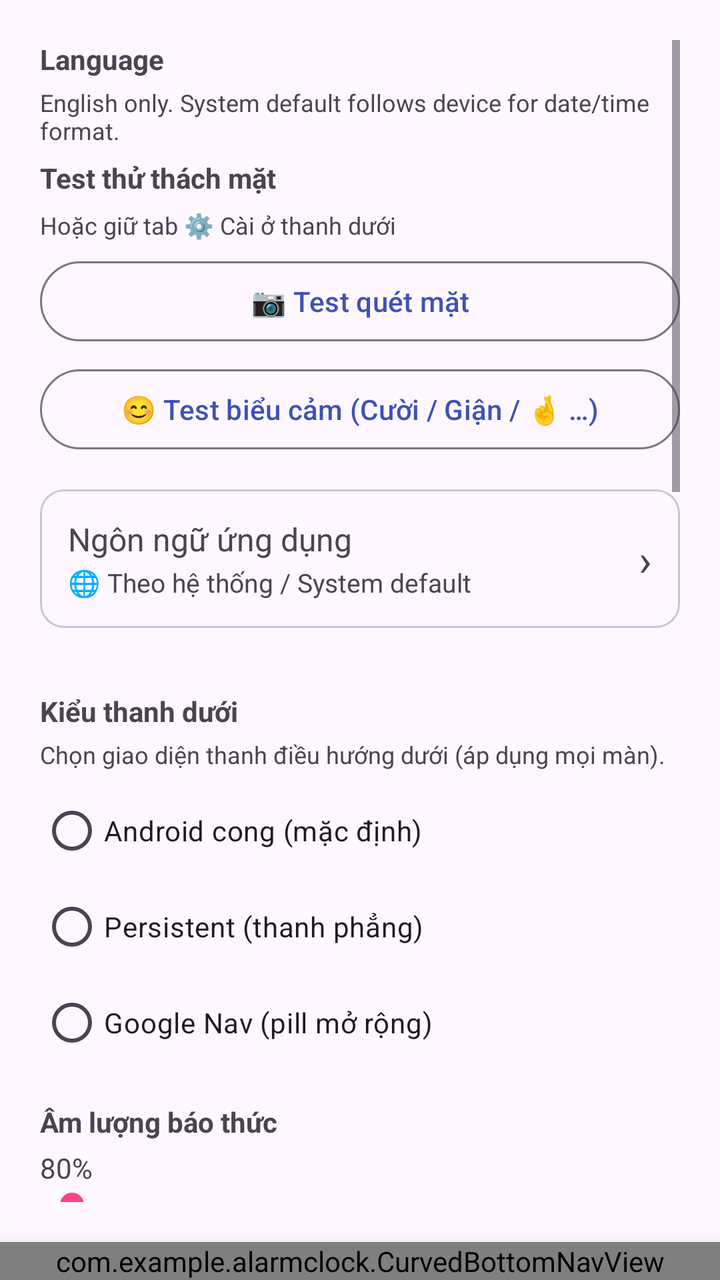
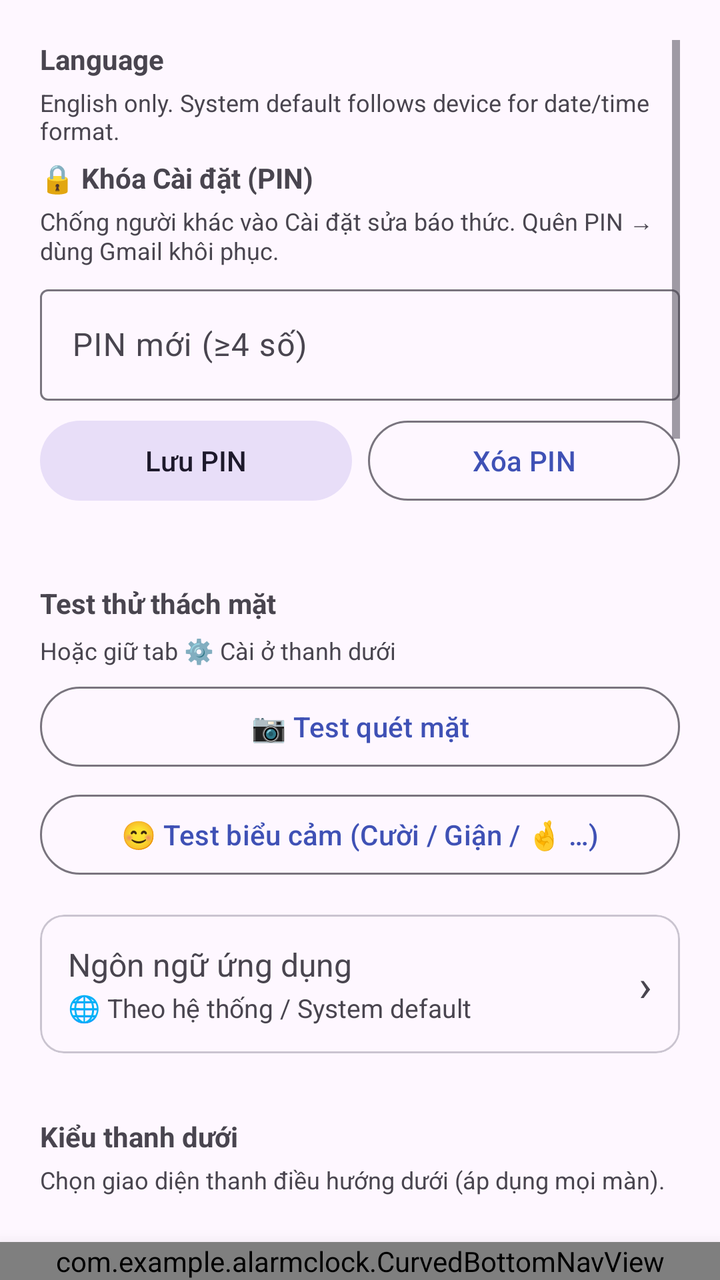

Compare the two renders of this Android layout. The source of the first and the diff that turns it into the second are given below.
<!-- AndroidManifest.xml: activity theme Theme.AlarmClock -->
<!-- res/layout/activity_settings.xml -->
<?xml version="1.0" encoding="utf-8"?>
<LinearLayout xmlns:android="http://schemas.android.com/apk/res/android"
    android:layout_width="match_parent"
    android:layout_height="match_parent"
    android:orientation="vertical">
    <ScrollView
        android:layout_width="match_parent"
        android:layout_height="0dp"
        android:layout_weight="1"
        android:padding="20dp">
    <LinearLayout
        android:layout_width="match_parent"
        android:layout_height="wrap_content"
        android:orientation="vertical">

        <TextView android:layout_width="match_parent" android:layout_height="wrap_content"
            android:text="@string/lang_section" android:textStyle="bold" android:layout_marginBottom="4dp"/>
        <TextView android:layout_width="match_parent" android:layout_height="wrap_content"
            android:text="@string/lang_hint"
            android:textSize="12sp" android:textColor="?android:attr/textColorSecondary"
            android:layout_marginBottom="6dp"/>
        
        
        <TextView
            android:layout_width="match_parent"
            android:layout_height="wrap_content"
            android:text="Test thử thách mặt"
            android:textStyle="bold"
            android:layout_marginBottom="6dp"/>
        <TextView
            android:layout_width="match_parent"
            android:layout_height="wrap_content"
            android:text="Hoặc giữ tab ⚙️ Cài ở thanh dưới"
            android:textSize="12sp"
            android:textColor="?android:attr/textColorSecondary"
            android:layout_marginBottom="6dp"/>
        <com.google.android.material.button.MaterialButton
            android:id="@+id/btnTestFace"
            android:layout_width="match_parent"
            android:layout_height="wrap_content"
            android:text="📷 Test quét mặt"
            android:layout_marginBottom="6dp"
            style="@style/Widget.Material3.Button.OutlinedButton"/>
        <com.google.android.material.button.MaterialButton
            android:id="@+id/btnTestExpr"
            android:layout_width="match_parent"
            android:layout_height="wrap_content"
            android:text="😊 Test biểu cảm (Cười / Giận / 🤞 …)"
            android:layout_marginBottom="16dp"
            style="@style/Widget.Material3.Button.OutlinedButton"/>

<com.google.android.material.card.MaterialCardView
            android:id="@+id/cardLanguage"
            android:layout_width="match_parent"
            android:layout_height="wrap_content"
            android:layout_marginBottom="20dp"
            android:clickable="true"
            android:focusable="true"
            android:foreground="?attr/selectableItemBackground">
            <LinearLayout
                android:layout_width="match_parent"
                android:layout_height="wrap_content"
                android:orientation="horizontal"
                android:padding="14dp"
                android:gravity="center_vertical">
                <LinearLayout
                    android:layout_width="0dp"
                    android:layout_height="wrap_content"
                    android:layout_weight="1"
                    android:orientation="vertical">
                    <TextView
                        android:id="@+id/tvLanguageTitle"
                        android:layout_width="match_parent"
                        android:layout_height="wrap_content"
                        android:text="@string/lang_app"
                        android:textSize="16sp"/>
                    <TextView
                        android:id="@+id/tvLanguageValue"
                        android:layout_width="match_parent"
                        android:layout_height="wrap_content"
                        android:text="@string/lang_system"
                        android:textSize="13sp"
                        android:textColor="?android:attr/textColorSecondary"
                        android:layout_marginTop="2dp"/>
                </LinearLayout>
                <TextView
                    android:layout_width="wrap_content"
                    android:layout_height="wrap_content"
                    android:text="›"
                    android:textSize="22sp"
                    android:textColor="?android:attr/textColorSecondary"/>
            </LinearLayout>
        </com.google.android.material.card.MaterialCardView>


        
        <TextView android:layout_width="match_parent" android:layout_height="wrap_content"
            android:text="@string/nav_style_title" android:textStyle="bold"
            android:layout_marginTop="12dp" android:layout_marginBottom="4dp"/>
        <TextView android:layout_width="match_parent" android:layout_height="wrap_content"
            android:text="@string/nav_style_hint"
            android:textSize="12sp" android:textColor="?android:attr/textColorSecondary"
            android:layout_marginBottom="6dp"/>
        <RadioGroup android:id="@+id/rgNavStyle" android:layout_width="match_parent"
            android:layout_height="wrap_content" android:orientation="vertical"
            android:layout_marginBottom="16dp">
            <RadioButton android:id="@+id/rbNavCurved" android:layout_width="match_parent"
                android:layout_height="wrap_content" android:text="@string/nav_style_curved"/>
            <RadioButton android:id="@+id/rbNavPersistent" android:layout_width="match_parent"
                android:layout_height="wrap_content" android:text="@string/nav_style_persistent"/>
            <RadioButton android:id="@+id/rbNavGoogle" android:layout_width="match_parent"
                android:layout_height="wrap_content" android:text="@string/nav_style_google"/>
        </RadioGroup>

        <TextView android:layout_width="match_parent" android:layout_height="wrap_content"
            android:text="@string/volume_alarm" android:textStyle="bold" android:layout_marginBottom="4dp"/>
        <TextView android:id="@+id/tvVolumeValue" android:layout_width="match_parent"
            android:layout_height="wrap_content" android:text="80%"/>
        <SeekBar android:id="@+id/seekVolume" android:layout_width="match_parent"
            android:layout_height="wrap_content" android:max="100" android:layout_marginBottom="16dp"/>

        <LinearLayout android:layout_width="match_parent" android:layout_height="wrap_content"
            android:orientation="horizontal" android:gravity="center_vertical"
            android:layout_marginBottom="12dp">
            <TextView android:layout_width="0dp" android:layout_height="wrap_content"
                android:layout_weight="1" android:text="@string/vibrate_mode" android:textSize="16sp"/>
            <com.example.alarmclock.LoadSwitchView
                android:id="@+id/switchVibrate"
                android:layout_width="52dp" android:layout_height="32dp"/>
        </LinearLayout>

        <TextView android:layout_width="match_parent" android:layout_height="wrap_content"
            android:text="@string/snooze_default" android:textStyle="bold"
            android:layout_marginBottom="4dp"/>
        <RadioGroup android:id="@+id/rgSnoozeDefault" android:layout_width="match_parent"
            android:layout_height="wrap_content" android:orientation="horizontal"
            android:layout_marginBottom="12dp">
            <RadioButton android:id="@+id/rbSnooze5" android:layout_width="0dp"
                android:layout_height="wrap_content" android:layout_weight="1" android:text="@string/min_5"/>
            <RadioButton android:id="@+id/rbSnooze10" android:layout_width="0dp"
                android:layout_height="wrap_content" android:layout_weight="1" android:text="@string/min_10"/>
            <RadioButton android:id="@+id/rbSnooze15" android:layout_width="0dp"
                android:layout_height="wrap_content" android:layout_weight="1" android:text="@string/min_15"/>
        </RadioGroup>

        <TextView android:layout_width="match_parent" android:layout_height="wrap_content"
            android:text="@string/dark_mode" android:textStyle="bold" android:layout_marginBottom="4dp"/>
        <RadioGroup android:id="@+id/rgDarkMode" android:layout_width="match_parent"
            android:layout_height="wrap_content" android:orientation="vertical"
            android:layout_marginBottom="12dp">
            <RadioButton android:id="@+id/rbDarkSystem" android:layout_width="match_parent"
                android:layout_height="wrap_content" android:text="@string/dark_system"/>
            <RadioButton android:id="@+id/rbDarkOn" android:layout_width="match_parent"
                android:layout_height="wrap_content" android:text="@string/dark_on"/>
            <RadioButton android:id="@+id/rbDarkOff" android:layout_width="match_parent"
                android:layout_height="wrap_content" android:text="@string/dark_off"/>
        </RadioGroup>

        <LinearLayout android:layout_width="match_parent" android:layout_height="wrap_content"
            android:orientation="horizontal" android:gravity="center_vertical"
            android:layout_marginBottom="12dp">
            <TextView android:layout_width="0dp" android:layout_height="wrap_content"
                android:layout_weight="1" android:text="@string/format_24h" android:textSize="16sp"/>
            <com.example.alarmclock.LoadSwitchView
                android:id="@+id/switch24h"
                android:layout_width="52dp" android:layout_height="32dp"/>
        </LinearLayout>

        <LinearLayout android:layout_width="match_parent" android:layout_height="wrap_content"
            android:orientation="horizontal" android:gravity="center_vertical"
            android:layout_marginBottom="12dp">
            <TextView android:layout_width="0dp" android:layout_height="wrap_content"
                android:layout_weight="1" android:text="@string/pure_ringtone" android:textSize="16sp"/>
            <com.example.alarmclock.LoadSwitchView
                android:id="@+id/switchPure"
                android:layout_width="52dp" android:layout_height="32dp"/>
        </LinearLayout>

        <TextView android:layout_width="match_parent" android:layout_height="wrap_content"
            android:text="@string/anti_troll_title" android:textStyle="bold"
            android:layout_marginBottom="4dp" android:layout_marginTop="8dp"/>
        <TextView android:layout_width="match_parent" android:layout_height="wrap_content"
            android:text="@string/anti_troll_desc"
            android:textSize="12sp" android:textColor="?android:attr/textColorSecondary"
            android:layout_marginBottom="8dp"/>
        <LinearLayout android:layout_width="match_parent" android:layout_height="wrap_content"
            android:orientation="horizontal" android:gravity="center_vertical"
            android:layout_marginBottom="8dp">
            <TextView android:layout_width="0dp" android:layout_height="wrap_content"
                android:layout_weight="1" android:text="@string/anti_troll_enable" android:textSize="16sp"/>
            <com.example.alarmclock.LoadSwitchView
                android:id="@+id/switchAntiTroll"
                android:layout_width="52dp" android:layout_height="32dp"/>
        </LinearLayout>
        <com.google.android.material.textfield.TextInputLayout
            android:layout_width="match_parent" android:layout_height="wrap_content"
            android:hint="@string/anti_troll_pin_hint">
            <com.google.android.material.textfield.TextInputEditText
                android:id="@+id/etAntiTrollPin" android:layout_width="match_parent"
                android:layout_height="wrap_content"
                android:inputType="numberPassword"/>
        </com.google.android.material.textfield.TextInputLayout>
        <com.google.android.material.button.MaterialButton
            android:id="@+id/btnSaveAntiTrollPin" android:layout_width="match_parent"
            android:layout_height="wrap_content" android:text="@string/anti_troll_pin_save"
            android:layout_marginTop="8dp" android:layout_marginBottom="20dp"/>

        <TextView android:layout_width="match_parent" android:layout_height="wrap_content"
            android:text="@string/gallery_protect" android:textStyle="bold" android:layout_marginBottom="8dp"/>
        <com.google.android.material.textfield.TextInputLayout
            android:layout_width="match_parent" android:layout_height="wrap_content"
            android:hint="@string/gallery_pw_hint">
            <com.google.android.material.textfield.TextInputEditText
                android:id="@+id/etGalleryPw" android:layout_width="match_parent"
                android:layout_height="wrap_content" android:inputType="textPassword"/>
        </com.google.android.material.textfield.TextInputLayout>
        <com.google.android.material.button.MaterialButton
            android:id="@+id/btnSetGalleryPw" android:layout_width="match_parent"
            android:layout_height="wrap_content" android:text="@string/gallery_pw_set"
            android:layout_marginTop="8dp" android:layout_marginBottom="8dp"/>
        <com.google.android.material.button.MaterialButton
            android:id="@+id/btnClearGalleryPw" android:layout_width="match_parent"
            android:layout_height="wrap_content" android:text="@string/gallery_pw_clear"
            style="@style/Widget.Material3.Button.OutlinedButton"
            android:layout_marginBottom="12dp"/>

        <com.google.android.material.textfield.TextInputLayout
            android:layout_width="match_parent" android:layout_height="wrap_content"
            android:hint="@string/recovery_email_hint">
            <com.google.android.material.textfield.TextInputEditText
                android:id="@+id/etRecoveryEmail" android:layout_width="match_parent"
                android:layout_height="wrap_content" android:inputType="textEmailAddress"/>
        </com.google.android.material.textfield.TextInputLayout>
        <com.google.android.material.button.MaterialButton
            android:id="@+id/btnSaveRecovery" android:layout_width="match_parent"
            android:layout_height="wrap_content" android:text="@string/recovery_email_save"
            style="@style/Widget.Material3.Button.OutlinedButton"
            android:layout_marginTop="8dp"/>
    </LinearLayout>
</ScrollView>
    <com.example.alarmclock.CurvedBottomNavView
        android:id="@+id/curvedNav"
        android:layout_width="match_parent"
        android:layout_height="wrap_content"
        android:background="@android:color/transparent"
        android:elevation="16dp" />
</LinearLayout>
<!-- resources referenced by this layout -->
<resources>
  <string name="anti_troll_desc">Khi bật: ép âm lượng tối đa, khóa nút Back, ẩn Snooze, bắt buộc PIN để tắt. Nên kèm thử thách Toán / Lắc / Quét mặt.</string>
  <string name="anti_troll_enable">Bật chống troll</string>
  <string name="anti_troll_pin_hint">Mã PIN tắt báo thức (≥4 số)</string>
  <string name="anti_troll_pin_save">Lưu PIN chống troll</string>
  <string name="anti_troll_title">Chống troll tắt báo thức</string>
  <string name="dark_mode">Chế độ tối</string>
  <string name="dark_off">Tắt</string>
  <string name="dark_on">Bật</string>
  <string name="dark_system">Theo hệ thống</string>
  <string name="format_24h">Định dạng 24 giờ</string>
  <string name="gallery_protect">Bảo vệ bộ sưu tập ảnh</string>
  <string name="gallery_pw_clear">Xóa mật khẩu bộ sưu tập</string>
  <string name="gallery_pw_hint">Mật khẩu bộ sưu tập (≥4 ký tự)</string>
  <string name="gallery_pw_set">Đặt / Đổi mật khẩu</string>
  <string name="lang_app">Ngôn ngữ ứng dụng</string>
  <string name="lang_hint">English only. System default follows device for date/time format.</string>
  <string name="lang_section">Language</string>
  <string name="lang_system">🌐  Theo hệ thống / System default</string>
  <string name="min_10">10 phút</string>
  <string name="min_15">15 phút</string>
  <string name="min_5">5 phút</string>
  <string name="nav_style_curved">Android cong (mặc định)</string>
  <string name="nav_style_google">Google Nav (pill mở rộng)</string>
  <string name="nav_style_hint">Chọn giao diện thanh điều hướng dưới (áp dụng mọi màn).</string>
  <string name="nav_style_persistent">Persistent (thanh phẳng)</string>
  <string name="nav_style_title">Kiểu thanh dưới</string>
  <string name="pure_ringtone">Chuông thuần (tắt TTS khi báo thức)</string>
  <string name="recovery_email_hint">Email Google khôi phục</string>
  <string name="recovery_email_save">Lưu email khôi phục</string>
  <string name="snooze_default">Thời gian hoãn (Snooze) mặc định</string>
  <string name="vibrate_mode">Chế độ rung</string>
  <string name="volume_alarm">Âm lượng báo thức</string>
  <style name="Theme.AlarmClock" parent="Theme.Material3.DayNight.NoActionBar">
          <item name="colorPrimary">#3F51B5</item>
          <item name="colorPrimaryVariant">#303F9F</item>
          <item name="colorOnPrimary">@android:color/white</item>
          <item name="colorSecondary">#FF4081</item>
          <item name="android:windowAnimationStyle">@style/WindowFadeThrough</item>
      </style>
  <style name="WindowFadeThrough">
          <item name="android:activityOpenEnterAnimation">@anim/fade_through_enter</item>
          <item name="android:activityOpenExitAnimation">@anim/fade_through_exit</item>
          <item name="android:activityCloseEnterAnimation">@anim/fade_through_enter</item>
          <item name="android:activityCloseExitAnimation">@anim/fade_through_exit</item>
      </style>
</resources>

<!-- the commit's change to res/layout/activity_settings.xml (unified diff, before → after) -->
@@ -21,6 +21,62 @@
             android:layout_marginBottom="6dp"/>
         
         
+        
+        <TextView
+            android:layout_width="match_parent"
+            android:layout_height="wrap_content"
+            android:text="🔒 Khóa Cài đặt (PIN)"
+            android:textStyle="bold"
+            android:layout_marginBottom="4dp"/>
+        <TextView
+            android:layout_width="match_parent"
+            android:layout_height="wrap_content"
+            android:text="Chống người khác vào Cài đặt sửa báo thức. Quên PIN → dùng Gmail khôi phục."
+            android:textSize="12sp"
+            android:textColor="?android:attr/textColorSecondary"
+            android:layout_marginBottom="6dp"/>
+        <com.google.android.material.textfield.TextInputLayout
+            android:layout_width="match_parent"
+            android:layout_height="wrap_content"
+            android:layout_marginBottom="6dp">
+            <com.google.android.material.textfield.TextInputEditText
+                android:id="@+id/edtSettingsPin"
+                android:layout_width="match_parent"
+                android:layout_height="wrap_content"
+                android:hint="PIN mới (≥4 số)"
+                android:inputType="numberPassword"
+                android:maxLength="12"/>
+        </com.google.android.material.textfield.TextInputLayout>
+        <LinearLayout
+            android:layout_width="match_parent"
+            android:layout_height="wrap_content"
+            android:orientation="horizontal"
+            android:layout_marginBottom="8dp">
+            <com.google.android.material.button.MaterialButton
+                android:id="@+id/btnSaveSettingsPin"
+                android:layout_width="0dp"
+                android:layout_height="wrap_content"
+                android:layout_weight="1"
+                android:text="Lưu PIN"
+                android:layout_marginEnd="4dp"
+                style="@style/Widget.Material3.Button.TonalButton"/>
+            <com.google.android.material.button.MaterialButton
+                android:id="@+id/btnClearSettingsPin"
+                android:layout_width="0dp"
+                android:layout_height="wrap_content"
+                android:layout_weight="1"
+                android:text="Xóa PIN"
+                android:layout_marginStart="4dp"
+                style="@style/Widget.Material3.Button.OutlinedButton"/>
+        </LinearLayout>
+        <TextView
+            android:id="@+id/tvSettingsPinStatus"
+            android:layout_width="match_parent"
+            android:layout_height="wrap_content"
+            android:textSize="13sp"
+            android:layout_marginBottom="12dp"/>
+
+
         <TextView
             android:layout_width="match_parent"
             android:layout_height="wrap_content"
